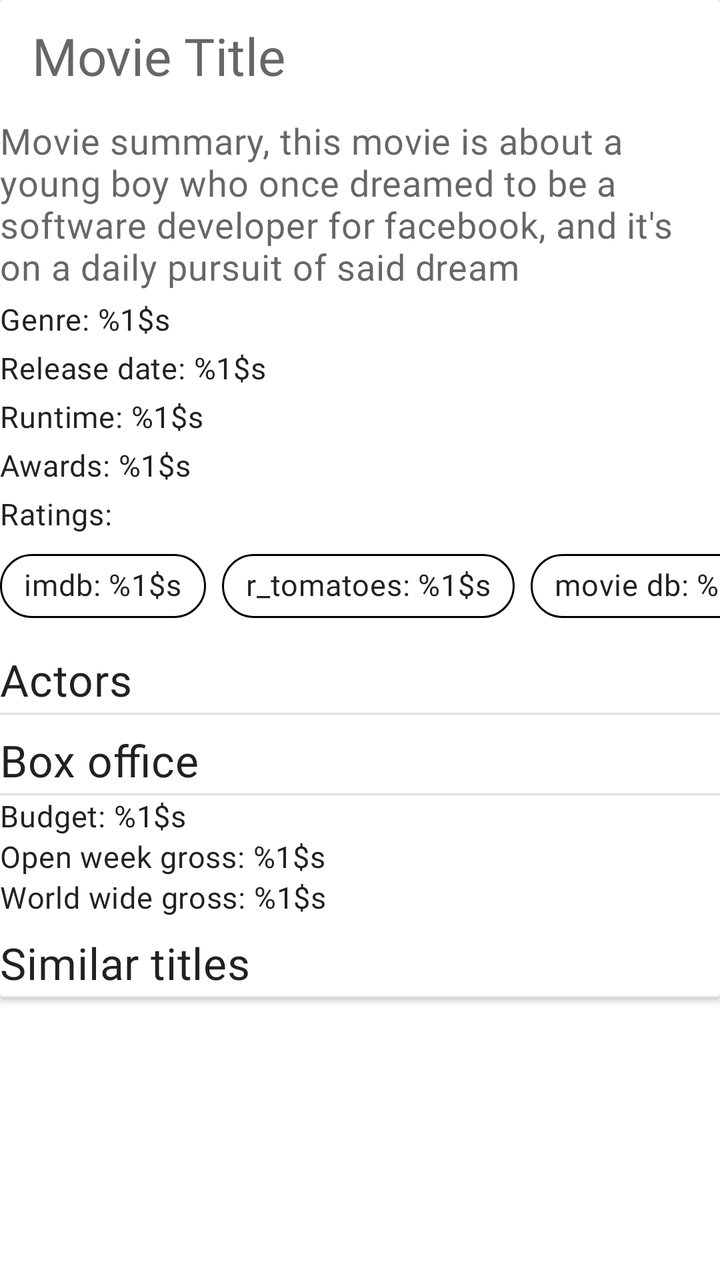
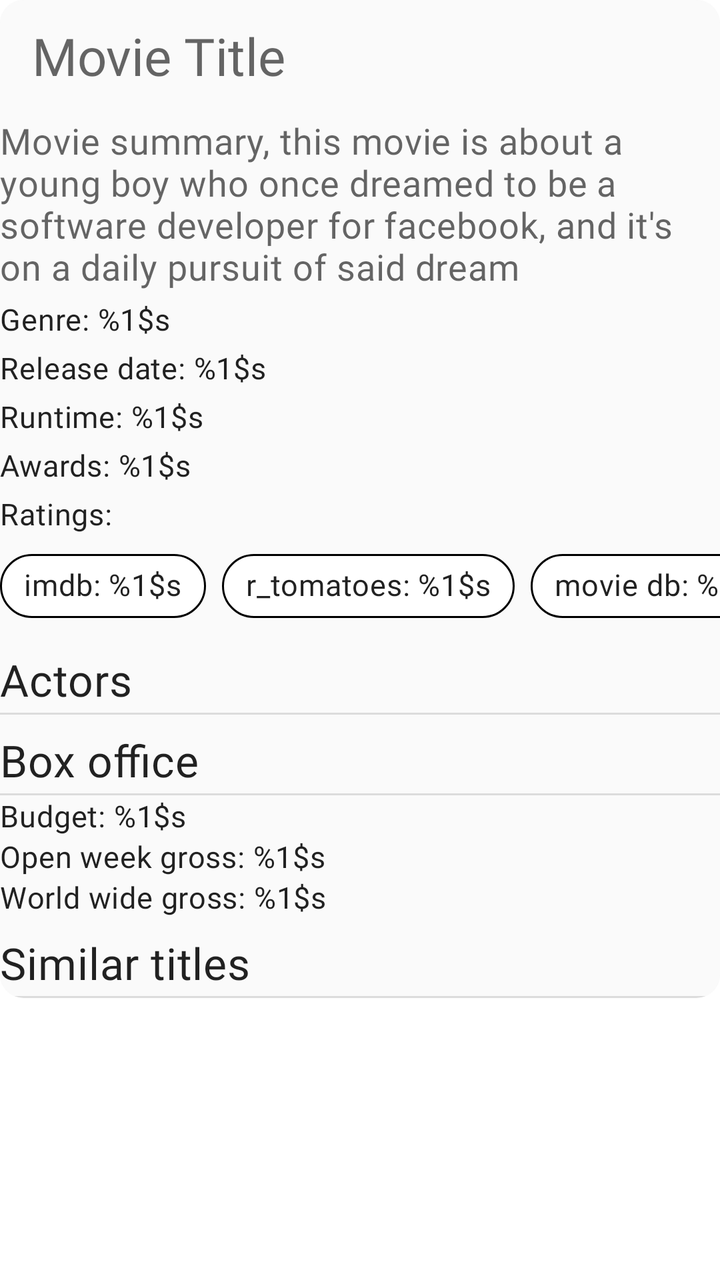

The first picture is an Android layout as it rendered before a commit; the second is the same layout after the commit. The layout source and the unified diff follow.
<!-- AndroidManifest.xml: another module's application theme Theme.ECatalogs -->
<!-- res/layout/fragment_movie_details.xml -->
<?xml version="1.0" encoding="utf-8"?>
<androidx.core.widget.NestedScrollView xmlns:android="http://schemas.android.com/apk/res/android"
    xmlns:app="http://schemas.android.com/apk/res-auto"
    xmlns:tools="http://schemas.android.com/tools"
    android:layout_width="match_parent"
    android:layout_height="match_parent"
    android:layout_margin="@dimen/eight_dimen">

    <androidx.cardview.widget.CardView
        android:layout_width="match_parent"
        android:layout_height="wrap_content">

        <LinearLayout
            android:layout_width="match_parent"
            android:layout_height="match_parent"
            android:orientation="vertical"
            android:showDividers="none">

            <androidx.appcompat.widget.Toolbar
                android:id="@+id/toolbar"
                android:layout_width="match_parent"
                android:layout_height="wrap_content"
                app:layout_collapseMode="none">

                <TextView
                    android:id="@+id/movie_title"
                    android:layout_width="match_parent"
                    android:layout_height="wrap_content"
                    android:layout_gravity="center"
                    android:hint="@string/movie_title"
                    android:textAppearance="?attr/textAppearanceHeadline5" />

            </androidx.appcompat.widget.Toolbar>

            <androidx.recyclerview.widget.RecyclerView
                android:id="@+id/list_images"
                android:layout_width="match_parent"
                android:layout_height="wrap_content"
                tools:listitem="@layout/image_entry" />

            <com.google.android.material.textview.MaterialTextView
                android:id="@+id/movie_summary"
                android:layout_width="match_parent"
                android:layout_height="wrap_content"
                android:layout_marginVertical="@dimen/two_dimen"
                android:hint="@string/movie_summary"
                android:textAppearance="?attr/textAppearanceBody2"
                android:textSize="18sp" />

            <com.google.android.material.textview.MaterialTextView
                android:id="@+id/movie_genres"
                android:layout_width="match_parent"
                android:layout_height="wrap_content"
                android:layout_marginVertical="@dimen/two_dimen"
                android:text="@string/genres"
                android:textAppearance="?attr/textAppearanceBody2" />

            <com.google.android.material.textview.MaterialTextView
                android:id="@+id/movie_publication_date"
                android:layout_width="wrap_content"
                android:layout_height="wrap_content"
                android:layout_marginVertical="@dimen/two_dimen"
                android:text="@string/release_date"
                android:textAppearance="?attr/textAppearanceBody2" />

            <com.google.android.material.textview.MaterialTextView
                android:id="@+id/movie_runtime"
                android:layout_width="wrap_content"
                android:layout_height="wrap_content"
                android:layout_marginVertical="@dimen/two_dimen"
                android:text="@string/runtime"
                android:textAppearance="?attr/textAppearanceBody2" />

            <com.google.android.material.textview.MaterialTextView
                android:id="@+id/movie_awards"
                android:layout_width="match_parent"
                android:layout_height="wrap_content"
                android:layout_marginVertical="@dimen/two_dimen"
                android:text="@string/awards"
                android:textAppearance="?attr/textAppearanceBody2" />

            <com.google.android.material.textview.MaterialTextView
                android:layout_width="match_parent"
                android:layout_height="wrap_content"
                android:layout_marginVertical="@dimen/two_dimen"
                android:text="@string/ratings"
                android:textAppearance="?attr/textAppearanceBody2" />

            <com.google.android.material.chip.ChipGroup
                android:layout_width="match_parent"
                android:layout_height="wrap_content"
                android:layout_gravity="center_horizontal"
                android:layout_marginBottom="@dimen/six_dimen"
                android:layoutDirection="locale"
                app:chipSpacingHorizontal="@dimen/eight_dimen"
                app:singleLine="true">

                <com.google.android.material.chip.Chip
                    android:id="@+id/imdb_chip"
                    android:layout_width="wrap_content"
                    android:layout_height="wrap_content"
                    android:text="@string/imdb_rating"
                    android:textAppearance="?attr/textAppearanceBody2"
                    app:chipBackgroundColor="@android:color/white"
                    app:chipStrokeColor="@android:color/black"
                    app:chipStrokeWidth="1dp" />

                <com.google.android.material.chip.Chip
                    android:id="@+id/r_tomatoes_chip"
                    android:layout_width="wrap_content"
                    android:layout_height="wrap_content"
                    android:text="@string/tomato_rating"
                    android:textAppearance="?attr/textAppearanceBody2"
                    app:chipBackgroundColor="@android:color/white"
                    app:chipStrokeColor="@android:color/black"
                    app:chipStrokeWidth="1dp" />

                <com.google.android.material.chip.Chip
                    android:id="@+id/movie_db_chip"
                    android:layout_width="wrap_content"
                    android:layout_height="wrap_content"
                    android:text="@string/db_rating"
                    android:textAppearance="?attr/textAppearanceBody2"
                    app:chipBackgroundColor="@android:color/white"
                    app:chipStrokeColor="@android:color/black"
                    app:chipStrokeWidth="1dp" />

            </com.google.android.material.chip.ChipGroup>

            <com.google.android.material.textview.MaterialTextView
                android:layout_width="match_parent"
                android:layout_height="wrap_content"
                android:layout_marginVertical="@dimen/two_dimen"
                android:text="@string/actors"
                android:textAppearance="?attr/textAppearanceHeadline6" />

            <View style="@style/Divider.Horizontal" />

            <androidx.recyclerview.widget.RecyclerView
                android:id="@+id/list_actors"
                android:layout_width="match_parent"
                android:layout_height="wrap_content"
                android:layout_marginBottom="@dimen/six_dimen"
                tools:listitem="@layout/actors_entry" />

            <com.google.android.material.textview.MaterialTextView
                android:layout_width="match_parent"
                android:layout_height="wrap_content"
                android:layout_marginVertical="@dimen/two_dimen"
                android:text="@string/box_office"
                android:textAppearance="?attr/textAppearanceHeadline6" />

            <View style="@style/Divider.Horizontal" />

            <TextView
                android:id="@+id/movie_budget"
                android:layout_width="match_parent"
                android:layout_height="wrap_content"
                android:text="@string/budget"
                android:textAppearance="?attr/textAppearanceBody2" />

            <TextView
                android:id="@+id/movie_open_weekend_gross"
                android:layout_width="match_parent"
                android:layout_height="wrap_content"
                android:text="@string/open_week_gross"
                android:textAppearance="?attr/textAppearanceBody2" />

            <TextView
                android:id="@+id/movie_world_wide_gross"
                android:layout_width="match_parent"
                android:layout_height="wrap_content"
                android:layout_marginBottom="@dimen/six_dimen"
                android:text="@string/world_wide_gross"
                android:textAppearance="?attr/textAppearanceBody2" />

            <com.google.android.material.textview.MaterialTextView
                android:layout_width="match_parent"
                android:layout_height="wrap_content"
                android:layout_marginVertical="@dimen/two_dimen"
                android:text="@string/similar_titles"
                android:textAppearance="?attr/textAppearanceHeadline6" />

            <View style="@style/Divider.Horizontal" />

            <androidx.recyclerview.widget.RecyclerView
                android:id="@+id/list_similars"
                android:layout_width="match_parent"
                android:layout_height="wrap_content"
                tools:listitem="@layout/similar_entry" />

        </LinearLayout>

    </androidx.cardview.widget.CardView>

</androidx.core.widget.NestedScrollView>
<!-- res/layout/image_entry.xml (included above) -->
<?xml version="1.0" encoding="utf-8"?>
<androidx.cardview.widget.CardView xmlns:android="http://schemas.android.com/apk/res/android"
    android:layout_width="wrap_content"
    android:layout_height="wrap_content"
    android:layout_marginEnd="@dimen/two_dimen">

    <com.google.android.material.imageview.ShapeableImageView
        android:id="@+id/movie_image"
        android:layout_width="wrap_content"
        android:layout_height="250dp"
        android:src="@drawable/ic_image" />

</androidx.cardview.widget.CardView>
<!-- res/layout/actors_entry.xml (included above) -->
<?xml version="1.0" encoding="utf-8"?>
<androidx.cardview.widget.CardView xmlns:android="http://schemas.android.com/apk/res/android"
    android:layout_width="wrap_content"
    android:layout_height="wrap_content"
    android:layout_marginEnd="@dimen/two_dimen">

    <LinearLayout
        android:layout_width="wrap_content"
        android:layout_height="wrap_content"
        android:orientation="vertical">

        <TextView
            android:id="@+id/actor_name"
            android:layout_width="match_parent"
            android:layout_height="wrap_content"
            android:layout_gravity="center_horizontal"
            android:hint="@string/actor_name"
            android:textAppearance="?attr/textAppearanceBody2" />

        <ImageView
            android:id="@+id/actor_image"
            android:layout_width="wrap_content"
            android:layout_height="250dp"
            android:contentDescription="@string/actor_image"
            android:src="@drawable/ic_image" />

        <TextView
            android:id="@+id/actor_character"
            android:layout_width="match_parent"
            android:layout_height="wrap_content"
            android:layout_gravity="center_horizontal"
            android:text="@string/as_character"
            android:textAppearance="?attr/textAppearanceBody2" />

    </LinearLayout>
</androidx.cardview.widget.CardView>
<!-- res/layout/similar_entry.xml (included above) -->
<?xml version="1.0" encoding="utf-8"?>
<androidx.cardview.widget.CardView xmlns:android="http://schemas.android.com/apk/res/android"
    xmlns:tools="http://schemas.android.com/tools"
    android:layout_width="wrap_content"
    android:layout_height="wrap_content"
    android:layout_marginEnd="@dimen/two_dimen">

    <LinearLayout
        android:layout_width="match_parent"
        android:layout_height="wrap_content"
        android:orientation="vertical"
        tools:ignore="UseCompoundDrawables">

        <TextView
            android:id="@+id/similar_title"
            android:layout_width="match_parent"
            android:layout_height="wrap_content"
            android:layout_gravity="center_horizontal"
            android:hint="@string/title"
            android:textAppearance="?attr/textAppearanceBody2" />

        <ImageView
            android:id="@+id/similar_image"
            android:layout_width="wrap_content"
            android:layout_height="250dp"
            android:contentDescription="@string/runtime"
            android:src="@drawable/ic_image" />

    </LinearLayout>
</androidx.cardview.widget.CardView>
<!-- resources referenced by this layout -->
<resources>
  <dimen name="eight_dimen">8dp</dimen>
  <dimen name="six_dimen">6dp</dimen>
  <dimen name="two_dimen">2dp</dimen>
  <string name="actor_image">actor image</string>
  <string name="actor_name">Actor name</string>
  <string name="actors">Actors</string>
  <string name="as_character">Playing: %1$s</string>
  <string name="awards">Awards: %1$s</string>
  <string name="box_office">Box office</string>
  <string name="budget">Budget: %1$s</string>
  <string name="db_rating">movie db: %1$s</string>
  <string name="genres">Genre: %1$s</string>
  <string name="imdb_rating">imdb: %1$s</string>
  <string name="movie_summary">Movie summary, this movie is about a young boy who once dreamed to be a software developer for facebook, and it\'s on a daily pursuit of said dream</string>
  <string name="movie_title">Movie Title</string>
  <string name="open_week_gross">Open week gross: %1$s</string>
  <string name="ratings">Ratings:</string>
  <string name="release_date">Release date: %1$s</string>
  <string name="runtime">Runtime: %1$s</string>
  <string name="similar_titles">Similar titles</string>
  <string name="title">Similar titles</string>
  <string name="tomato_rating">r_tomatoes: %1$s</string>
  <string name="world_wide_gross">World wide gross: %1$s</string>
  <style name="Divider.Horizontal" parent="Divider">
          <item name="android:layout_width">match_parent</item>
          <item name="android:layout_height">1dp</item>
      </style>
  <style name="Divider">
          <item name="android:background">?android:attr/listDivider</item> // can add colorur here
      </style>
  <color name="blue_grey_600">#546e7a</color>
  <color name="blue_grey_100">#819ca9</color>
  <color name="black">#000000</color>
  <color name="white">#fafafa</color>
  <color name="blue_grey_700">#29434e</color>
  <style name="ShapeAppearance.ECatalog.SmallComponent" parent="ShapeAppearance.MaterialComponents.SmallComponent">
          <item name="cornerFamily">rounded</item>
          <item name="cornerSize">@dimen/reply_small_component_corner_radius</item>
      </style>
  <style name="ShapeAppearance.ECatalog.MediumComponent" parent="ShapeAppearance.MaterialComponents.MediumComponent">
          <item name="cornerFamily">rounded</item>
          <item name="cornerSize">@dimen/reply_medium_component_corner_radius</item>
      </style>
  <style name="ShapeAppearance.ECatalog.LargeComponent" parent="ShapeAppearance.MaterialComponents.LargeComponent">
          <item name="cornerFamily">rounded</item>
          <item name="cornerSize">@dimen/reply_large_component_corner_radius</item>
      </style>
  <style name="TextAppearance.MdcTypographyStyles.Body2" parent="TextAppearance.MaterialComponents.Body2">
          <item name="fontFamily">@font/nunito_sans_regular</item>
          <item name="android:fontFamily">@font/nunito_sans_regular</item>
          <item name="android:textSize">15sp</item>
      </style>
  <style name="TextAppearance.MdcTypographyStyles.Button" parent="TextAppearance.MaterialComponents.Button">
          <item name="fontFamily">@font/nunito_sans_light</item>
          <item name="android:fontFamily">@font/nunito_sans_light</item>
          <item name="android:textSize">15sp</item>
      </style>
  <style name="TextAppearance.MdcTypographyStyles.Caption" parent="TextAppearance.MaterialComponents.Caption">
          <item name="fontFamily">@font/nunito_sans_light</item>
          <item name="android:fontFamily">@font/nunito_sans_light</item>
          <item name="android:textSize">13sp</item>
      </style>
  <dimen name="reply_small_component_corner_radius">8dp</dimen>
  <dimen name="reply_medium_component_corner_radius">12dp</dimen>
  <dimen name="reply_large_component_corner_radius">24dp</dimen>
  <!-- unchanged entries left out for length: 7 -->
</resources>

<!-- the commit's change to res/layout/fragment_movie_details.xml (unified diff, before → after) -->
@@ -4,9 +4,11 @@
     xmlns:tools="http://schemas.android.com/tools"
     android:layout_width="match_parent"
     android:layout_height="match_parent"
+    android:id="@+id/details_cardView"
+    android:transitionName="@string/movie_catalog_detail_transition_name"
     android:layout_margin="@dimen/eight_dimen">
 
-    <androidx.cardview.widget.CardView
+    <com.google.android.material.card.MaterialCardView
         android:layout_width="match_parent"
         android:layout_height="wrap_content">
 
@@ -191,7 +193,7 @@
 
         </LinearLayout>
 
-    </androidx.cardview.widget.CardView>
+    </com.google.android.material.card.MaterialCardView>
 
 </androidx.core.widget.NestedScrollView>
 <!-- res/layout/image_entry.xml (included above) -->
<!-- resource entries referenced after the edit -->
@@ -13,6 +13,7 @@
   <string name="db_rating">movie db: %1$s</string>
   <string name="genres">Genre: %1$s</string>
   <string name="imdb_rating">imdb: %1$s</string>
+  <string name="movie_catalog_detail_transition_name">movie_detail</string>
   <string name="movie_summary">Movie summary, this movie is about a young boy who once dreamed to be a software developer for facebook, and it\'s on a daily pursuit of said dream</string>
   <string name="movie_title">Movie Title</string>
   <string name="open_week_gross">Open week gross: %1$s</string>
